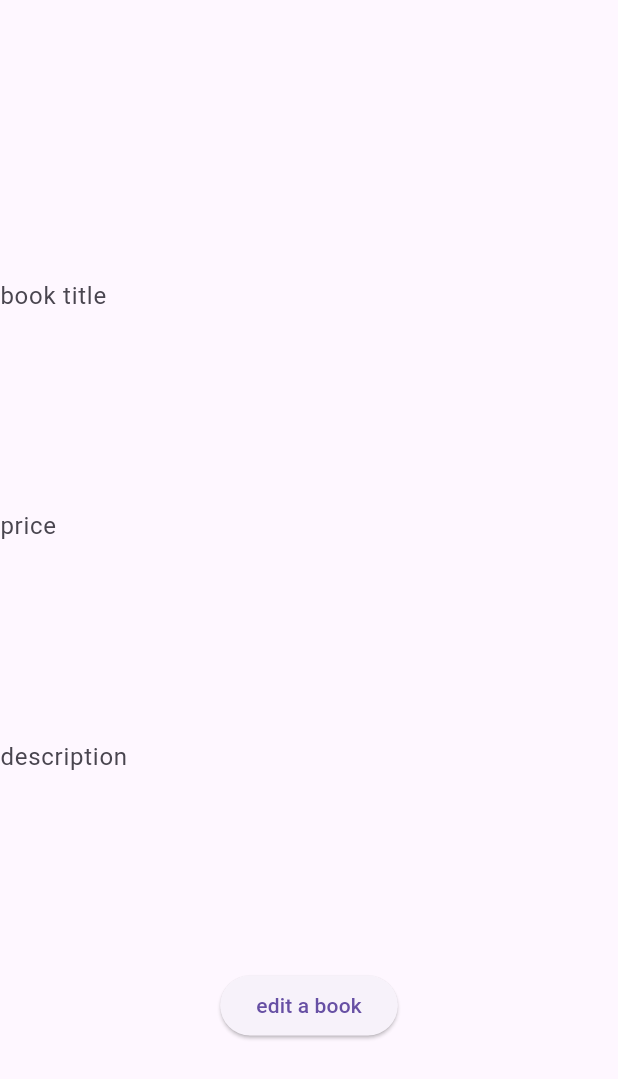
After one commit to Alawita/Flutter-API-CRUD, a Flutter app: the EditBookPage screen opened by its route, after a tap on "edit a book", on a phone screen of 412 x 824 dp. The commit adds this screen. Shown: the top 1079 px of the screen. Run offline on Flutter 3.47's test engine with Material 3 defaults, Android fonts, the phone set to English and light mode, and no system bars; our stand-ins replace dio, go_router; network calls fail.

Commit message:
edit has been made

```diff
--- a/api_movie_crud/lib/main.dart
+++ b/api_movie_crud/lib/main.dart
@@ -1,4 +1,5 @@
 import 'package:api_movie_crud/pages/add_book.dart';
+import 'package:api_movie_crud/pages/edit_book.dart';
 import 'package:api_movie_crud/pages/home_page.dart';
 import 'package:api_movie_crud/provider/book_provider.dart';
 import 'package:flutter/material.dart';
@@ -24,6 +25,12 @@ final GoRouter _router = GoRouter(
         return AddBookPage();
       },
     ),
+    GoRoute(
+      path: '/edit',
+      builder: (BuildContext context, GoRouterState state) {
+        return EditBookPage(id: 1);
+      },
+    ),
   ],
 );
 
--- /dev/null
+++ b/api_movie_crud/lib/pages/edit_book.dart
@@ -0,0 +1,50 @@
+import 'package:api_movie_crud/provider/book_provider.dart';
+import 'package:flutter/material.dart';
+import 'package:go_router/go_router.dart';
+import 'package:provider/provider.dart';
+
+class EditBookPage extends StatelessWidget {
+  EditBookPage({super.key, required this.id});
+  final int id;
+  final _titleController = TextEditingController();
+
+  final _priceController = TextEditingController();
+
+  final _discController = TextEditingController();
+
+  bool isComplete = false;
+
+  @override
+  Widget build(BuildContext context) {
+    return Scaffold(
+      appBar: AppBar(),
+      body: Center(
+        child: Column(
+          mainAxisAlignment: MainAxisAlignment.spaceEvenly,
+          children: [
+            TextField(
+              controller: _titleController,
+              decoration: new InputDecoration.collapsed(hintText: 'book title'),
+            ),
+            TextField(
+              controller: _priceController,
+              decoration: new InputDecoration.collapsed(hintText: 'price'),
+            ),
+            TextField(
+              controller: _discController,
+              decoration:
+                  new InputDecoration.collapsed(hintText: 'description'),
+            ),
+            ElevatedButton(
+                onPressed: () {
+                  context.read<BookProvider>().editBook(_titleController.text,
+                      _priceController.text, _discController.text, id);
+                  GoRouter.of(context).pop();
+                },
+                child: Text("edit a book"))
+          ],
+        ),
+      ),
+    );
+  }
+}
--- a/api_movie_crud/lib/pages/home_page.dart
+++ b/api_movie_crud/lib/pages/home_page.dart
@@ -1,3 +1,4 @@
+import 'package:api_movie_crud/models/movie_model.dart';
 import 'package:api_movie_crud/provider/book_provider.dart';
 import 'package:flutter/cupertino.dart';
 import 'package:flutter/material.dart';
@@ -89,7 +90,10 @@ class MyHomePage extends StatelessWidget {
                                     ),
                                     IconButton(
                                       icon: Icon(Icons.edit),
-                                      onPressed: () {},
+                                      onPressed: () {
+                                        GoRouter.of(context).push("/edit",
+                                            extra: value.booksList[index].id);
+                                      },
                                     ),
                                   ],
                                 ),
```
